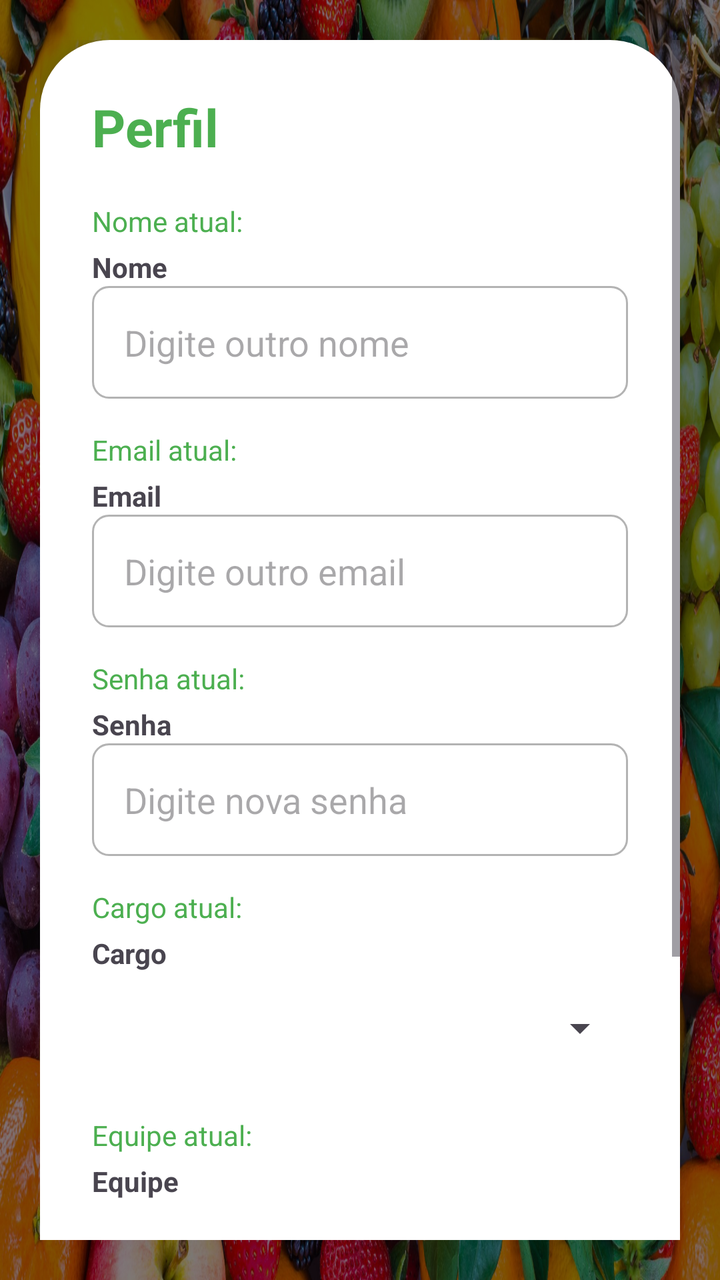
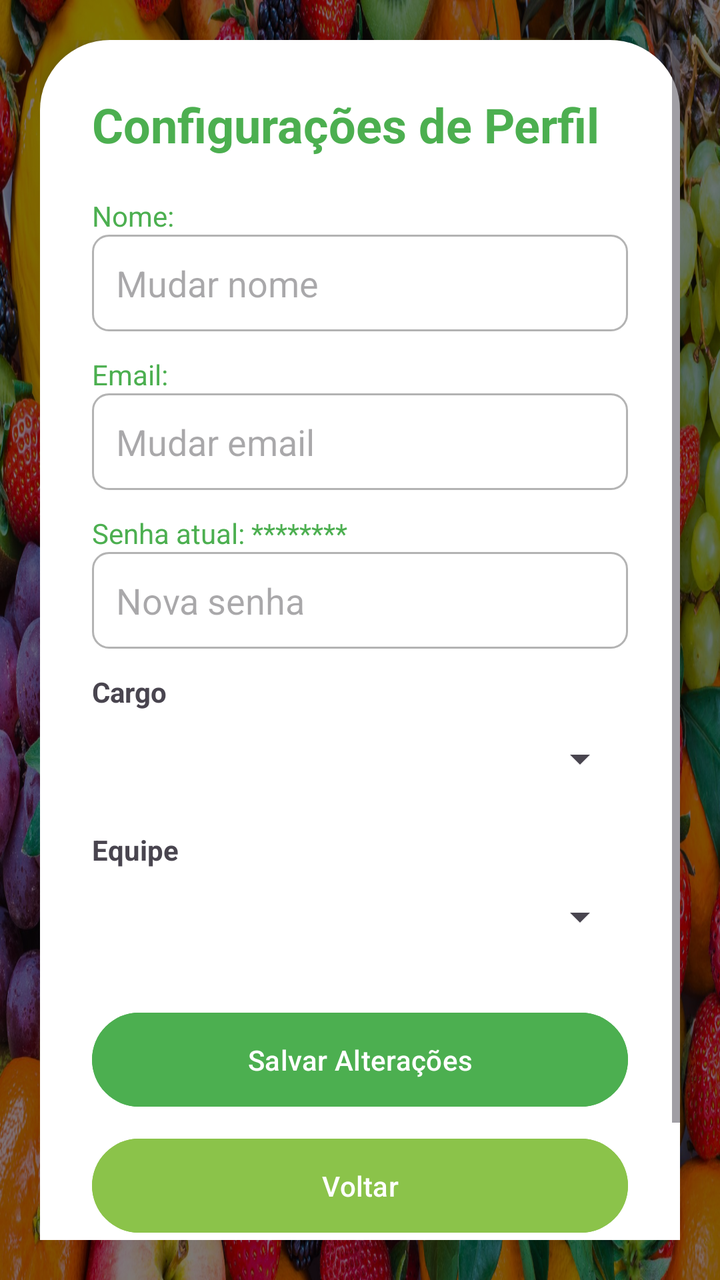

An Android layout rendered at two revisions. The XML below is the earlier revision; the diff shows what the commit changed to produce the second picture.
<!-- AndroidManifest.xml: application theme Theme.LEContagem -->
<!-- res/layout/perfil.xml -->
<?xml version="1.0" encoding="utf-8"?>
<androidx.constraintlayout.widget.ConstraintLayout
    xmlns:android="http://schemas.android.com/apk/res/android"
    xmlns:app="http://schemas.android.com/apk/res-auto"
    android:layout_width="match_parent"
    android:layout_height="match_parent"
    android:background="@drawable/fundo_login">

    
    <View
        android:layout_width="match_parent"
        android:layout_height="match_parent"
        android:background="#80000000" />

    <ScrollView
        android:layout_width="0dp"
        android:layout_height="0dp"
        android:padding="20dp"
        app:layout_constraintTop_toTopOf="parent"
        app:layout_constraintBottom_toBottomOf="parent"
        app:layout_constraintStart_toStartOf="parent"
        app:layout_constraintEnd_toEndOf="parent">

        <LinearLayout
            android:layout_width="match_parent"
            android:layout_height="wrap_content"
            android:orientation="vertical"
            android:background="@drawable/card_branco"
            android:padding="26dp"
            android:elevation="7dp">

            
            <TextView
                android:layout_width="match_parent"
                android:layout_height="wrap_content"
                android:text="Perfil"
                android:textColor="#4CAF50"
                android:textSize="26sp"
                android:textStyle="bold"
                android:layout_marginBottom="20dp"/>

            
            <TextView
                android:id="@+id/txtNomeAtual"
                android:layout_width="match_parent"
                android:layout_height="wrap_content"
                android:text="Nome atual: "
                android:textColor="#4CAF50"
                android:layout_marginBottom="4dp"/>

            <TextView
                android:layout_width="match_parent"
                android:layout_height="wrap_content"
                android:text="Nome"
                android:textStyle="bold"/>

            <EditText
                android:id="@+id/edtNome"
                android:layout_width="match_parent"
                android:layout_height="wrap_content"
                android:minHeight="56dp"
                android:padding="16dp"
                android:hint="Digite outro nome"
                android:background="@drawable/edittext_background"
                android:layout_marginBottom="16dp"/>

            
            <TextView
                android:id="@+id/txtEmailAtual"
                android:layout_width="match_parent"
                android:layout_height="wrap_content"
                android:text="Email atual:"
                android:textColor="#4CAF50"
                android:layout_marginBottom="4dp"/>

            <TextView
                android:layout_width="match_parent"
                android:layout_height="wrap_content"
                android:text="Email"
                android:textStyle="bold"/>

            <EditText
                android:id="@+id/edtEmail"
                android:layout_width="match_parent"
                android:layout_height="wrap_content"
                android:minHeight="56dp"
                android:padding="16dp"
                android:hint="Digite outro email"
                android:inputType="textEmailAddress"
                android:background="@drawable/edittext_background"
                android:layout_marginBottom="16dp"/>

            
            <TextView
                android:id="@+id/txtSenhaAtual"
                android:layout_width="match_parent"
                android:layout_height="wrap_content"
                android:text="Senha atual:"
                android:textColor="#4CAF50"
                android:layout_marginBottom="4dp"/>

            <TextView
                android:layout_width="match_parent"
                android:layout_height="wrap_content"
                android:text="Senha"
                android:textStyle="bold"/>

            <EditText
                android:id="@+id/edtSenha"
                android:layout_width="match_parent"
                android:layout_height="wrap_content"
                android:minHeight="56dp"
                android:padding="16dp"
                android:hint="Digite nova senha"
                android:inputType="textPassword"
                android:background="@drawable/edittext_background"
                android:layout_marginBottom="16dp"/>

            
            <TextView
                android:id="@+id/txtCargoAtual"
                android:layout_width="match_parent"
                android:layout_height="wrap_content"
                android:text="Cargo atual:"
                android:textColor="#4CAF50"
                android:layout_marginBottom="4dp"/>

            <TextView
                android:layout_width="match_parent"
                android:layout_height="wrap_content"
                android:text="Cargo"
                android:textStyle="bold"/>

            <Spinner
                android:id="@+id/spinnerCargo"
                android:layout_width="match_parent"
                android:layout_height="56dp"
                android:layout_marginBottom="16dp"/>

            
            <TextView
                android:id="@+id/txtEquipeAtual"
                android:layout_width="match_parent"
                android:layout_height="wrap_content"
                android:text="Equipe atual:"
                android:textColor="#4CAF50"
                android:layout_marginBottom="4dp"/>

            <TextView
                android:layout_width="match_parent"
                android:layout_height="wrap_content"
                android:text="Equipe"
                android:textStyle="bold"/>

            <Spinner
                android:id="@+id/spinnerEquipe"
                android:layout_width="match_parent"
                android:layout_height="56dp"
                android:layout_marginBottom="24dp"/>

            
            <Button
                android:id="@+id/btnSalvar"
                android:layout_width="match_parent"
                android:layout_height="60dp"
                android:text="Salvar Alterações"
                android:textColor="#FFFFFF"
                android:textSize="18sp"
                android:backgroundTint="#4CAF50"
                android:layout_marginBottom="12dp"/>

            
            <Button
                android:id="@+id/btnVoltarHome"
                android:layout_width="match_parent"
                android:layout_height="60dp"
                android:text="Voltar"
                android:textColor="#FFFFFF"
                android:textSize="18sp"
                android:backgroundTint="#4CAF50"/>

        </LinearLayout>
    </ScrollView>

</androidx.constraintlayout.widget.ConstraintLayout>
<!-- resources referenced by this layout -->
<resources>
  <!-- drawable card_branco (drawable) -->
  <shape xmlns:android="http://schemas.android.com/apk/res/android">
      <solid android:color="#FFFFFF"/>
      <corners android:radius="35dp"/>
  </shape>
  <!-- drawable edittext_background (drawable) -->
  <?xml version="1.0" encoding="utf-8"?>
  <shape xmlns:android="http://schemas.android.com/apk/res/android">
      <stroke android:width="1dp" android:color="#B3B3B3"/>
      <corners android:radius="8dp"/>
      <padding
          android:left="12dp"
          android:top="12dp"
          android:right="12dp"
          android:bottom="12dp"/>
  </shape>
  <!-- drawable fundo_login: jpg bitmap (drawable, 900372 bytes) -->
  <style name="Theme.LEContagem" parent="Base.Theme.LEContagem" />
  <style name="Base.Theme.LEContagem" parent="Theme.Material3.DayNight.NoActionBar">
          
          
      </style>
</resources>

<!-- the commit's change to res/layout/perfil.xml (unified diff, before → after) -->
@@ -6,7 +6,6 @@
     android:layout_height="match_parent"
     android:background="@drawable/fundo_login">
 
-    
     <View
         android:layout_width="match_parent"
         android:layout_height="match_parent"
@@ -29,157 +28,34 @@
             android:padding="26dp"
             android:elevation="7dp">
 
-            
             <TextView
                 android:layout_width="match_parent"
                 android:layout_height="wrap_content"
-                android:text="Perfil"
+                android:text="Configurações de Perfil"
                 android:textColor="#4CAF50"
-                android:textSize="26sp"
+                android:textSize="24sp"
                 android:textStyle="bold"
                 android:layout_marginBottom="20dp"/>
 
-            
-            <TextView
-                android:id="@+id/txtNomeAtual"
-                android:layout_width="match_parent"
-                android:layout_height="wrap_content"
-                android:text="Nome atual: "
-                android:textColor="#4CAF50"
-                android:layout_marginBottom="4dp"/>
+            <TextView android:id="@+id/txtNomeAtual" android:layout_width="match_parent" android:layout_height="wrap_content" android:textColor="#4CAF50" android:text="Nome: "/>
+            <EditText android:id="@+id/edtNome" android:layout_width="match_parent" android:layout_height="wrap_content" android:hint="Mudar nome" android:background="@drawable/edittext_background" android:padding="12dp" android:layout_marginBottom="12dp"/>
 
-            <TextView
-                android:layout_width="match_parent"
-                android:layout_height="wrap_content"
-                android:text="Nome"
-                android:textStyle="bold"/>
+            <TextView android:id="@+id/txtEmailAtual" android:layout_width="match_parent" android:layout_height="wrap_content" android:textColor="#4CAF50" android:text="Email: "/>
+            <EditText android:id="@+id/edtEmail" android:layout_width="match_parent" android:layout_height="wrap_content" android:hint="Mudar email" android:background="@drawable/edittext_background" android:padding="12dp" android:layout_marginBottom="12dp"/>
 
-            <EditText
-                android:id="@+id/edtNome"
-                android:layout_width="match_parent"
-                android:layout_height="wrap_content"
-                android:minHeight="56dp"
-                android:padding="16dp"
-                android:hint="Digite outro nome"
-                android:background="@drawable/edittext_background"
-                android:layout_marginBottom="16dp"/>
+            <TextView android:id="@+id/txtSenhaAtual" android:layout_width="match_parent" android:layout_height="wrap_content" android:textColor="#4CAF50" android:text="Senha atual: ********"/>
+            <EditText android:id="@+id/edtSenha" android:layout_width="match_parent" android:layout_height="wrap_content" android:hint="Nova senha" android:inputType="textPassword" android:background="@drawable/edittext_background" android:padding="12dp" android:layout_marginBottom="12dp"/>
 
-            
-            <TextView
-                android:id="@+id/txtEmailAtual"
-                android:layout_width="match_parent"
-                android:layout_height="wrap_content"
-                android:text="Email atual:"
-                android:textColor="#4CAF50"
-                android:layout_marginBottom="4dp"/>
+            <TextView android:layout_width="wrap_content" android:layout_height="wrap_content" android:text="Cargo" android:textStyle="bold"/>
+            <Spinner android:id="@+id/spinnerCargo" android:layout_width="match_parent" android:layout_height="48dp" android:layout_marginBottom="12dp"/>
 
-            <TextView
-                android:layout_width="match_parent"
-                android:layout_height="wrap_content"
-                android:text="Email"
-                android:textStyle="bold"/>
+            <TextView android:layout_width="wrap_content" android:layout_height="wrap_content" android:text="Equipe" android:textStyle="bold"/>
+            <Spinner android:id="@+id/spinnerEquipe" android:layout_width="match_parent" android:layout_height="48dp" android:layout_marginBottom="20dp"/>
 
-            <EditText
-                android:id="@+id/edtEmail"
-                android:layout_width="match_parent"
-                android:layout_height="wrap_content"
-                android:minHeight="56dp"
-                android:padding="16dp"
-                android:hint="Digite outro email"
-                android:inputType="textEmailAddress"
-                android:background="@drawable/edittext_background"
-                android:layout_marginBottom="16dp"/>
-
-            
-            <TextView
-                android:id="@+id/txtSenhaAtual"
-                android:layout_width="match_parent"
-                android:layout_height="wrap_content"
-                android:text="Senha atual:"
-                android:textColor="#4CAF50"
-                android:layout_marginBottom="4dp"/>
-
-            <TextView
-                android:layout_width="match_parent"
-                android:layout_height="wrap_content"
-                android:text="Senha"
-                android:textStyle="bold"/>
-
-            <EditText
-                android:id="@+id/edtSenha"
-                android:layout_width="match_parent"
-                android:layout_height="wrap_content"
-                android:minHeight="56dp"
-                android:padding="16dp"
-                android:hint="Digite nova senha"
-                android:inputType="textPassword"
-                android:background="@drawable/edittext_background"
-                android:layout_marginBottom="16dp"/>
-
-            
-            <TextView
-                android:id="@+id/txtCargoAtual"
-                android:layout_width="match_parent"
-                android:layout_height="wrap_content"
-                android:text="Cargo atual:"
-                android:textColor="#4CAF50"
-                android:layout_marginBottom="4dp"/>
-
-            <TextView
-                android:layout_width="match_parent"
-                android:layout_height="wrap_content"
-                android:text="Cargo"
-                android:textStyle="bold"/>
-
-            <Spinner
-                android:id="@+id/spinnerCargo"
-                android:layout_width="match_parent"
-                android:layout_height="56dp"
-                android:layout_marginBottom="16dp"/>
-
-            
-            <TextView
-                android:id="@+id/txtEquipeAtual"
-                android:layout_width="match_parent"
-                android:layout_height="wrap_content"
-                android:text="Equipe atual:"
-                android:textColor="#4CAF50"
-                android:layout_marginBottom="4dp"/>
-
-            <TextView
-                android:layout_width="match_parent"
-                android:layout_height="wrap_content"
-                android:text="Equipe"
-                android:textStyle="bold"/>
-
-            <Spinner
-                android:id="@+id/spinnerEquipe"
-                android:layout_width="match_parent"
-                android:layout_height="56dp"
-                android:layout_marginBottom="24dp"/>
-
-            
-            <Button
-                android:id="@+id/btnSalvar"
-                android:layout_width="match_parent"
-                android:layout_height="60dp"
-                android:text="Salvar Alterações"
-                android:textColor="#FFFFFF"
-                android:textSize="18sp"
-                android:backgroundTint="#4CAF50"
-                android:layout_marginBottom="12dp"/>
-
-            
-            <Button
-                android:id="@+id/btnVoltarHome"
-                android:layout_width="match_parent"
-                android:layout_height="60dp"
-                android:text="Voltar"
-                android:textColor="#FFFFFF"
-                android:textSize="18sp"
-                android:backgroundTint="#4CAF50"/>
+            <Button android:id="@+id/btnSalvar" android:layout_width="match_parent" android:layout_height="55dp" android:text="Salvar Alterações" android:backgroundTint="#4CAF50" android:layout_marginBottom="8dp"/>
+            <Button android:id="@+id/btnVoltarHome" android:layout_width="match_parent" android:layout_height="55dp" android:text="Voltar" android:backgroundTint="#8BC34A" android:layout_marginBottom="8dp"/>
+            <Button android:id="@+id/btnDeslogar" android:layout_width="match_parent" android:layout_height="55dp" android:text="Sair da Conta" android:backgroundTint="#D32F2F" />
 
         </LinearLayout>
     </ScrollView>
-
 </androidx.constraintlayout.widget.ConstraintLayout>
